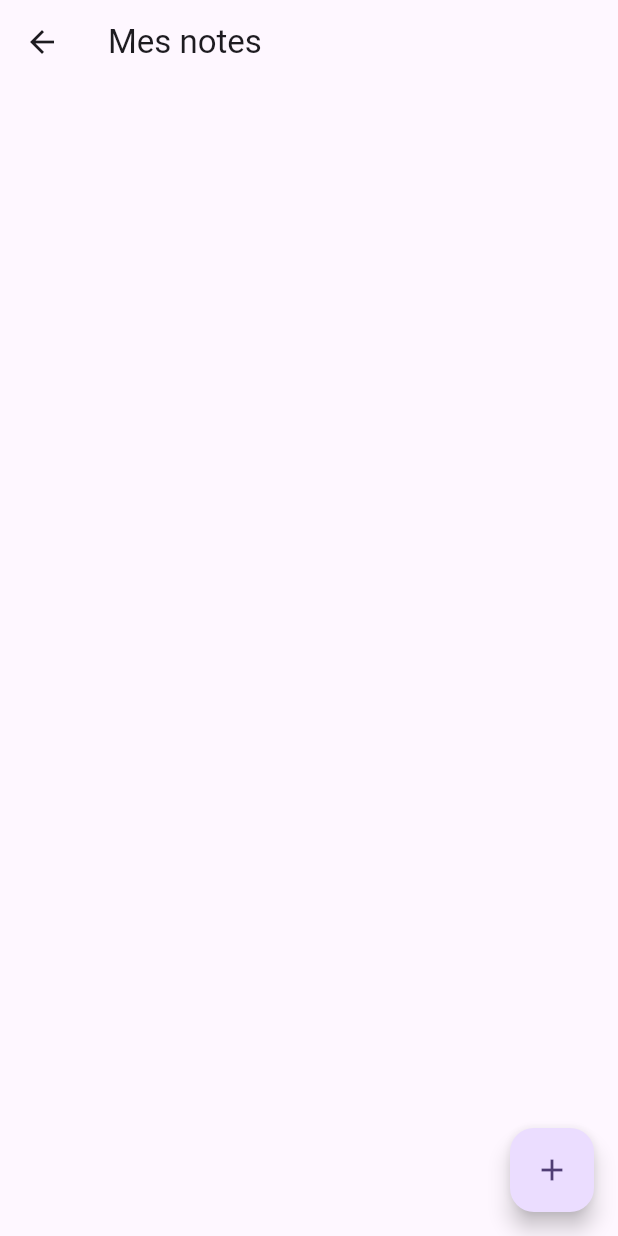
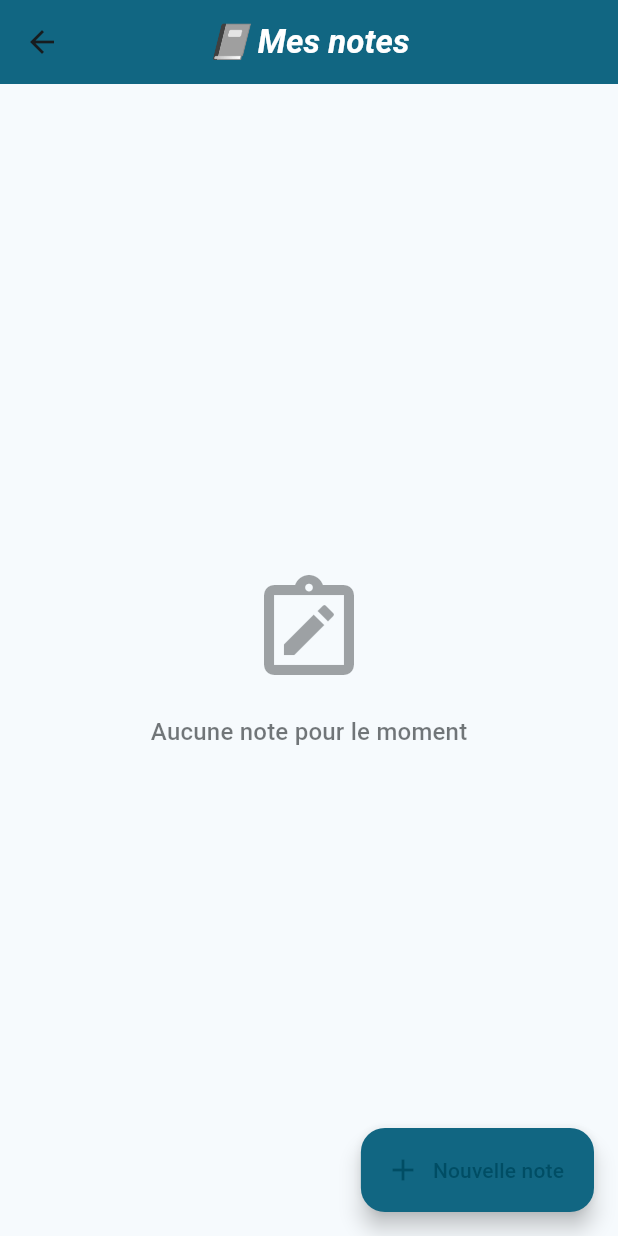
Before and after one commit to Youssaou51/Notebook-APP, a Flutter app: the screen it shows after launch, after a tap on "Voir mes notes", on a phone screen of 412 x 824 dp. Run offline on Flutter 3.47's test engine with Material 3 defaults, Android fonts, the phone set to English and light mode, and no system bars.

Commit message:
well designed

```diff
--- a/lib/main.dart
+++ b/lib/main.dart
@@ -1,10 +1,7 @@
 import 'package:flutter/material.dart';
-import 'package:notebook_app/screens/liste_notes_screen.dart'; // Import the new screen
-import 'package:notebook_app/models/note.dart'; // Import the Note model
 import 'package:notebook_app/screens/liste_notes_screen.dart';
+import 'package:provider/provider.dart';
 import 'package:notebook_app/providers/note_provider.dart';
-import 'package:provider/provider.dart';
-
 
 void main() {
   runApp(
@@ -21,12 +18,20 @@ class MyApp extends StatelessWidget {
   @override
   Widget build(BuildContext context) {
     return MaterialApp(
-      title: 'Bienvenue dans NoteBook App',
+      title: 'BOBOY NoteBook App',
       theme: ThemeData(
-        colorScheme: ColorScheme.fromSeed(seedColor: Colors.deepPurple),
+        colorScheme: ColorScheme.fromSeed(
+          seedColor: Colors.blueGrey,
+          brightness: Brightness.light,
+        ),
         useMaterial3: true,
+        textTheme: const TextTheme(
+          displayLarge: TextStyle(fontSize: 72.0, fontWeight: FontWeight.bold),
+          titleLarge: TextStyle(fontSize: 36.0, fontStyle: FontStyle.italic),
+          bodyMedium: TextStyle(fontSize: 14.0),
+        ),
       ),
-      home: const MyHomePage(title: 'Bienvenue dans NoteBook App'),
+      home: const MyHomePage(title: 'NoteBook App'),
     );
   }
 }
@@ -45,26 +50,47 @@ class _MyHomePageState extends State<MyHomePage> {
   Widget build(BuildContext context) {
     return Scaffold(
       appBar: AppBar(
-        backgroundColor: Theme.of(context).colorScheme.inversePrimary,
-        title: Text(widget.title),
+        backgroundColor: Theme.of(context).colorScheme.primary,
+        title: Text(
+          widget.title,
+          style: TextStyle(color: Theme.of(context).colorScheme.onPrimary),
+        ),
+        elevation: 4.0,
       ),
       body: Center(
         child: Column(
           mainAxisAlignment: MainAxisAlignment.center,
           children: <Widget>[
-            const Text(
-              "Bienvenue dans NoteBook App",
-              style: TextStyle(fontSize: 24),
+            Text(
+              "Bienvenue dans",
+              style: Theme.of(context).textTheme.headlineMedium?.copyWith(
+                color: Theme.of(context).colorScheme.onBackground,
+              ),
             ),
-            const SizedBox(height: 20),
-            ElevatedButton(
+            Text(
+              "BOBOY NoteBook App",
+              style: Theme.of(context).textTheme.displaySmall?.copyWith(
+                fontWeight: FontWeight.bold,
+                color: Theme.of(context).colorScheme.primary,
+              ),
+            ),
+            const SizedBox(height: 40),
+            ElevatedButton.icon(
               onPressed: () {
                 Navigator.push(
                   context,
-                  MaterialPageRoute(builder: (context) => ListeNotesScreen()),
+                  MaterialPageRoute(builder: (context) => const ListeNotesScreen()),
                 );
               },
-              child: const Text("Voir mes notes"),
+              icon: const Icon(Icons.notes),
+              label: const Text("Voir mes notes"),
+              style: ElevatedButton.styleFrom(
+                padding: const EdgeInsets.symmetric(horizontal: 30, vertical: 15),
+                textStyle: const TextStyle(fontSize: 18),
+                shape: RoundedRectangleBorder(
+                  borderRadius: BorderRadius.circular(8.0),
+                ),
+              ),
             ),
           ],
         ),
--- a/lib/screens/liste_notes_screen.dart
+++ b/lib/screens/liste_notes_screen.dart
@@ -1,11 +1,9 @@
 import 'package:flutter/material.dart';
-import 'package:notebook_app/screens/ajouter_note_screen.dart';
-import 'package:notebook_app/screens/modifier_note_screen.dart';
 import 'package:provider/provider.dart';
 import 'package:notebook_app/models/note.dart';
 import 'package:notebook_app/providers/note_provider.dart';
 import 'package:notebook_app/screens/ajouter_note_screen.dart';
-import 'package:notebook_app/screens/modifier_note_screen.dart'; // Import the edit screen
+import 'package:notebook_app/screens/modifier_note_screen.dart';
 
 class ListeNotesScreen extends StatelessWidget {
   const ListeNotesScreen({super.key});
@@ -17,48 +15,126 @@ class ListeNotesScreen extends StatelessWidget {
 
     return Scaffold(
       appBar: AppBar(
-        title: const Text("Mes notes"),
+        backgroundColor: Theme.of(context).colorScheme.primary,
+        title: Text(
+          "📓 Mes notes",
+          style: TextStyle(
+            color: Theme.of(context).colorScheme.onPrimary,
+            fontWeight: FontWeight.bold,
+            fontSize: 22,
           ),
-      body: ListView.builder(
+        ),
+        elevation: 3,
+        centerTitle: true,
+      ),
+      body: notes.isEmpty
+          ? Center(
+        child: Column(
+          mainAxisAlignment: MainAxisAlignment.center,
+          children: [
+            Icon(Icons.note_alt_outlined,
+                size: 80,
+                color: Theme.of(context)
+                    .colorScheme
+                    .onSurface
+                    .withOpacity(0.4)),
+            const SizedBox(height: 16),
+            Text(
+              "Aucune note pour le moment",
+              style: Theme.of(context).textTheme.titleMedium?.copyWith(
+                color: Theme.of(context)
+                    .colorScheme
+                    .onSurface
+                    .withOpacity(0.6),
+              ),
+            ),
+          ],
+        ),
+      )
+          : ListView.separated(
+        padding: const EdgeInsets.all(16),
         itemCount: notes.length,
+        separatorBuilder: (_, __) => const SizedBox(height: 12),
         itemBuilder: (context, index) {
           final note = notes[index];
-          return Card(
-            margin: const EdgeInsets.symmetric(horizontal: 8.0, vertical: 4.0),
-            child: ListTile(
-              title: Text(note.title),
-              subtitle: Text(note.content),
-              // Add the onTap callback
+          return GestureDetector(
             onTap: () {
-                // Navigate to the EditNoteScreen when the list tile is tapped
               Navigator.push(
                 context,
                 MaterialPageRoute(
-                    builder: (context) => ModifierNoteScreen(
-                      noteIndex: index, // Pass the index of the note
-                      note: note,       // Pass the note data
+                  builder: (_) => ModifierNoteScreen(
+                    noteIndex: index,
+                    note: note,
                   ),
                 ),
               );
             },
-              trailing: IconButton(
-                icon: const Icon(Icons.delete),
+            child: Container(
+              padding: const EdgeInsets.all(16),
+              decoration: BoxDecoration(
+                color: Theme.of(context).colorScheme.surfaceVariant,
+                borderRadius: BorderRadius.circular(12),
+                boxShadow: [
+                  BoxShadow(
+                    color: Colors.black.withOpacity(0.03),
+                    blurRadius: 8,
+                    offset: const Offset(0, 3),
+                  ),
+                ],
+              ),
+              child: Column(
+                crossAxisAlignment: CrossAxisAlignment.start,
+                children: [
+                  Text(
+                    note.title,
+                    style: Theme.of(context).textTheme.titleMedium?.copyWith(
+                      fontWeight: FontWeight.bold,
+                      color: Theme.of(context).colorScheme.onSurface,
+                    ),
+                    maxLines: 1,
+                    overflow: TextOverflow.ellipsis,
+                  ),
+                  const SizedBox(height: 6),
+                  Text(
+                    note.content,
+                    style: Theme.of(context).textTheme.bodyMedium?.copyWith(
+                      color: Theme.of(context)
+                          .colorScheme
+                          .onSurface
+                          .withOpacity(0.75),
+                    ),
+                    maxLines: 3,
+                    overflow: TextOverflow.ellipsis,
+                  ),
+                  const SizedBox(height: 10),
+                  Align(
+                    alignment: Alignment.bottomRight,
+                    child: IconButton(
+                      icon: const Icon(Icons.delete_outline),
+                      color: Theme.of(context).colorScheme.error,
+                      tooltip: "Supprimer la note",
                       onPressed: () {
-                  Provider.of<NoteProvider>(context, listen: false).removeNote(index);
+                        Provider.of<NoteProvider>(context, listen: false)
+                            .removeNote(index);
                       },
+                    ),
+                  ),
+                ],
               ),
             ),
           );
         },
       ),
-      floatingActionButton: FloatingActionButton(
+      floatingActionButton: FloatingActionButton.extended(
         onPressed: () {
           Navigator.push(
             context,
-            MaterialPageRoute(builder: (context) => const AjouterNoteScreen()),
+            MaterialPageRoute(builder: (_) => const AjouterNoteScreen()),
           );
         },
-        child: const Icon(Icons.add),
+        icon: const Icon(Icons.add),
+        label: const Text("Nouvelle note"),
+        backgroundColor: Theme.of(context).colorScheme.primary,
       ),
     );
   }
```
Also changed, not shown: lib/screens/ajouter_note_screen.dart (+62 -19 lines). Lines whose indentation alone changed are shown as unchanged.
